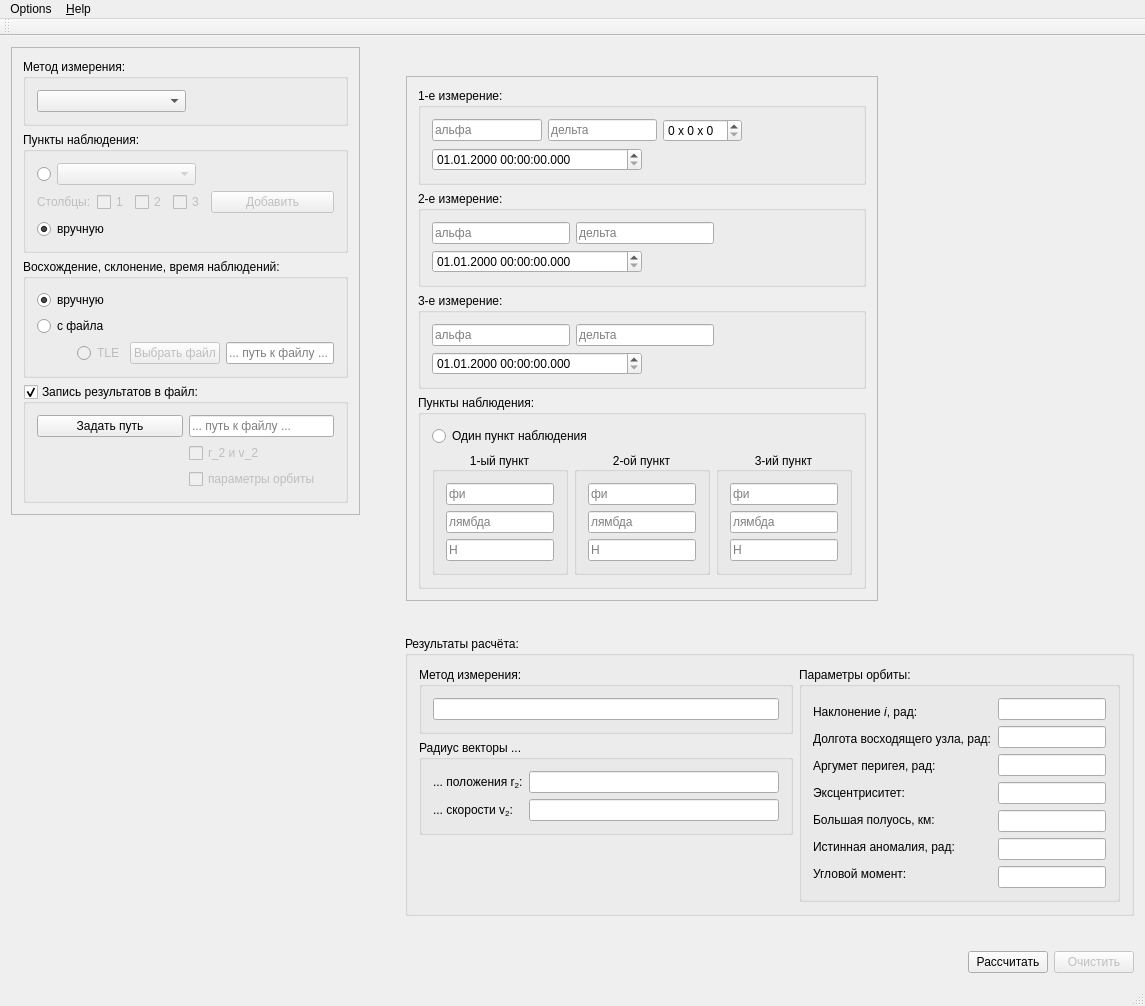
Old version of the form Variant 1/OrbitDeterminationApp/OrbitDeterminationApp.ui in the repository dante-verest/OrbitDeterminationLib.
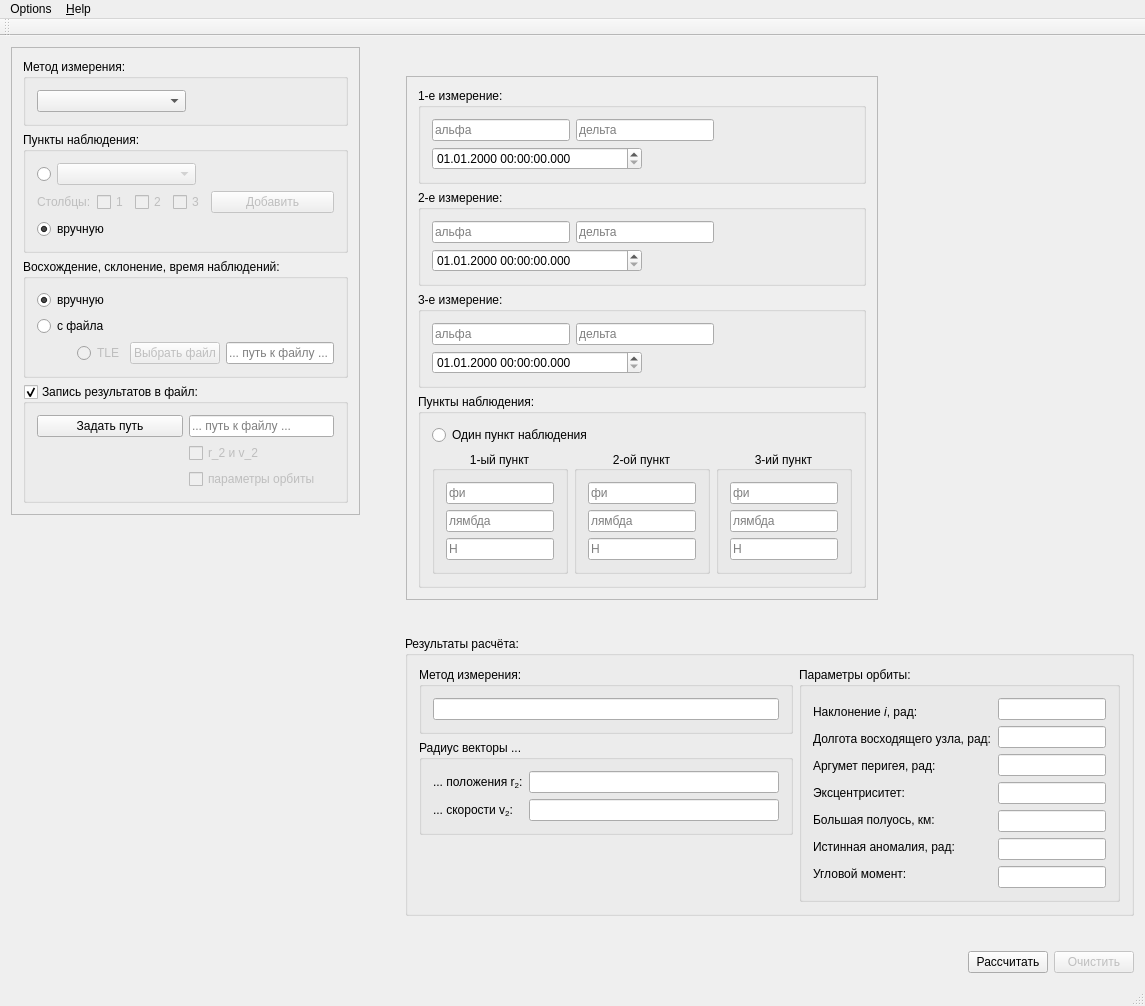
New version of the form.

What changed in the file:
```diff
--- a/Variant 1/OrbitDeterminationApp/OrbitDeterminationApp.ui
+++ b/Variant 1/OrbitDeterminationApp/OrbitDeterminationApp.ui
@@ -580,16 +580,6 @@
                     </property>
                    </widget>
                   </item>
-                  <item>
-                   <widget class="QSpinBox" name="spinBox">
-                    <property name="suffix">
-                     <string> x 0</string>
-                    </property>
-                    <property name="prefix">
-                     <string>0 x </string>
-                    </property>
-                   </widget>
-                  </item>
                   <item>
                    <spacer name="horizontalSpacer_4">
                     <property name="orientation">
```
